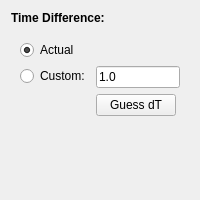
This is plotter_gui/transforms/first_derivative.ui in ziparker/PlotJuggler as Qt 5 draws it before an edit. The edited form follows.
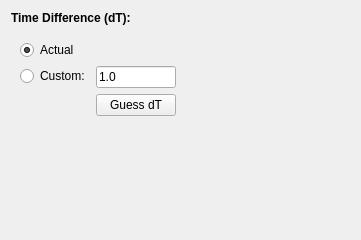
This is the edited form.

```diff
--- a/plotter_gui/transforms/first_derivative.ui
+++ b/plotter_gui/transforms/first_derivative.ui
@@ -6,8 +6,8 @@
    <rect>
     <x>0</x>
     <y>0</y>
-    <width>200</width>
-    <height>200</height>
+    <width>361</width>
+    <height>240</height>
    </rect>
   </property>
   <property name="minimumSize">
@@ -29,7 +29,7 @@
       </font>
      </property>
      <property name="text">
-      <string>Time Difference:</string>
+      <string>Time Difference (dT):</string>
      </property>
     </widget>
    </item>
@@ -55,6 +55,12 @@
       </item>
       <item row="2" column="1">
        <widget class="QLineEdit" name="lineEditCustom">
+        <property name="maximumSize">
+         <size>
+          <width>80</width>
+          <height>16777215</height>
+         </size>
+        </property>
         <property name="text">
          <string>1.0</string>
         </property>
```
Left out of the diff: 9 changed lines with no effect on the pictures.
